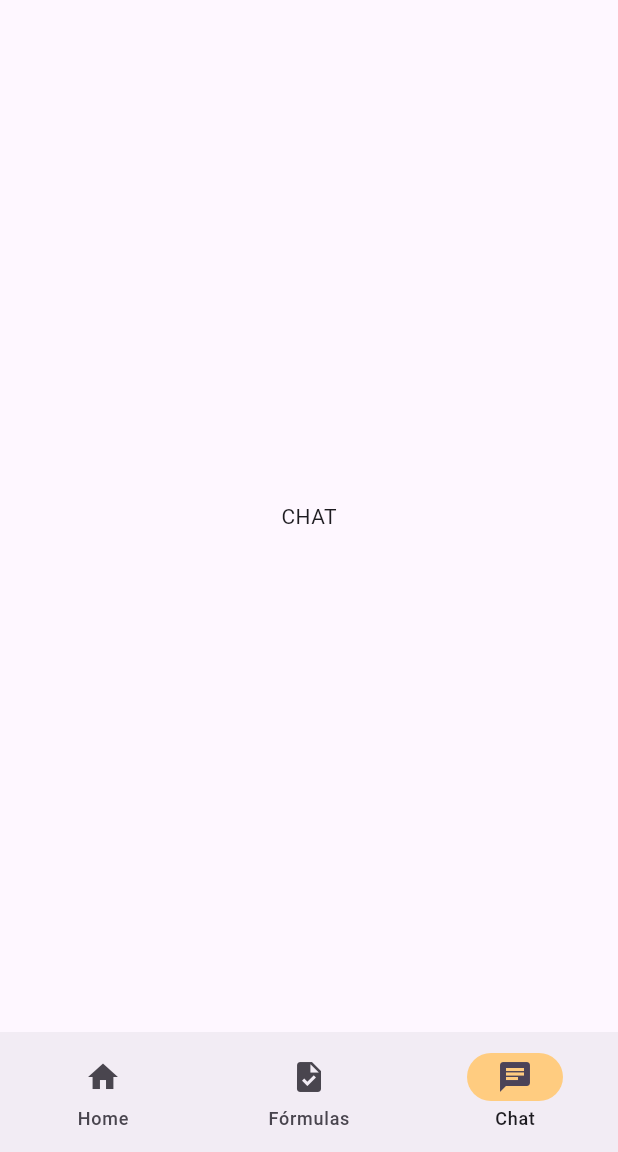
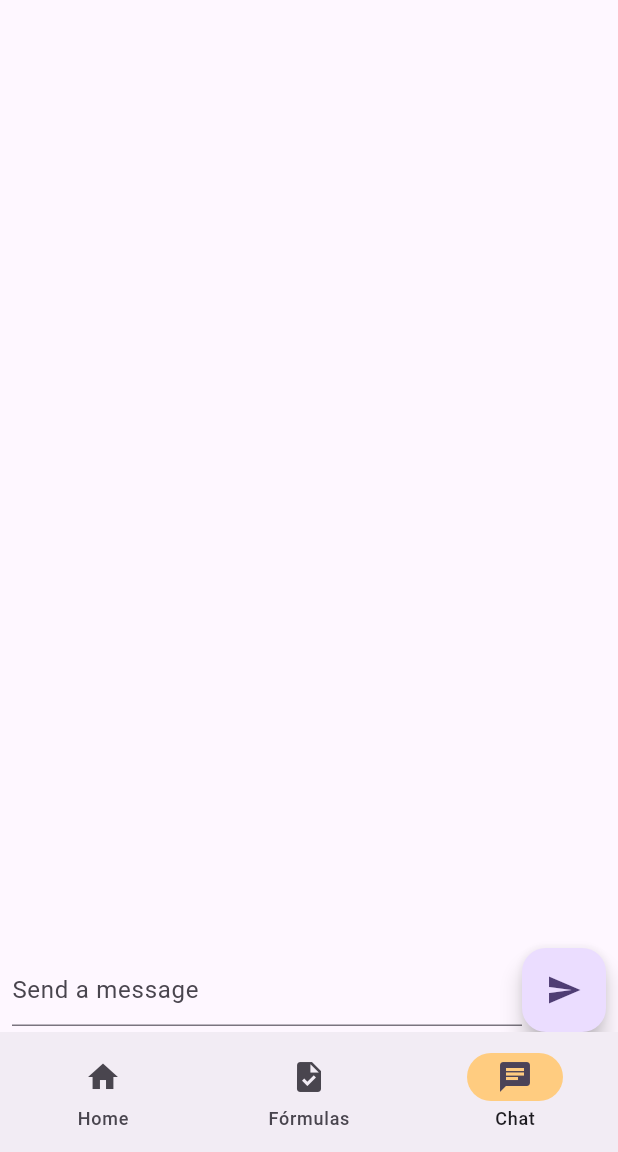
Before and after one commit to Teren91/nutrical, a Flutter app: the ChatPage screen opened directly, on a phone screen of 412 x 824 dp, the part 84-1236 px from its top. Run offline on Flutter 3.47's test engine with Material 3 defaults, Android fonts, the phone set to English and light mode, and no system bars; our stand-ins replace flutter_dotenv, lottie.

Commit message:
Generada integracion con chatGPT

```diff
--- /dev/null
+++ b/lib/domain/services/chat_gpt_service.dart
@@ -0,0 +1,34 @@
+
+import 'dart:convert';
+
+import 'package:flutter_dotenv/flutter_dotenv.dart';
+import 'package:http/http.dart' as http;
+
+class ChatGPTService {
+  final String  _apiUrl = 'https://api.openai.com/v1/engines/davinci-codex/completions';
+  final String _apiKey = dotenv.env['OPENAI_KEY']!;
+
+
+  Future<String> getResponse(String message) async
+  {
+    final response = await http.post(
+      Uri.parse(_apiUrl),
+      headers: {
+        'Content-Type': 'application/json',
+        'Authorization': 'Bearer $_apiKey'
+      },
+      body: jsonEncode({
+        'prompt': message,
+        'max_tokens': 60
+      })
+    );
+
+    if(response.statusCode == 200)
+    {
+      return jsonDecode(response.body)['choices'][0]['text'];
+    }else
+    {
+      throw Exception('Failed to load response');
+    }
+  }
+}
--- a/lib/pages/chat_page.dart
+++ b/lib/pages/chat_page.dart
@@ -1,5 +1,6 @@
 import 'package:flutter/foundation.dart';
 import 'package:flutter/material.dart';
+import 'package:nutrical/domain/services/chat_gpt_service.dart';
 import 'package:nutrical/widgets/navigation_bar.dart';
 
 class ChatPage extends StatefulWidget {
@@ -12,6 +13,23 @@ class ChatPage extends StatefulWidget {
 }
 
 class _ChatPageState extends State<ChatPage> {
+  final List<String> _messages = [];
+  final TextEditingController _textController = TextEditingController();
+
+  void _handleSubmitted(String text) async {
+    if(text.isEmpty) return;
+
+    _textController.clear();
+    setState(() {
+      _messages.add('User: $text');
+    });
+
+    final String response = await ChatGPTService().getResponse(text);
+    setState(() {
+      _messages.add('ChatGPT: $response');
+    });
+  }
+
   @override
   Widget build(BuildContext context) {
     return Scaffold(
@@ -19,8 +37,35 @@ class _ChatPageState extends State<ChatPage> {
         backgroundColor: Theme.of(context).colorScheme.inversePrimary,
         title: Text(widget.title),
       ),
-      body:
-        const Center(child: Text('CHAT')),
+      body: Column(
+        children: [
+          Expanded(
+            child: ListView.builder(
+              itemCount: _messages.length,
+              itemBuilder: (context, index) =>
+                  ListTile(title: Text(_messages[index])),
+            ),
+          ),
+          Container(
+            margin: const EdgeInsets.symmetric(horizontal: 8.0),
+            child: Row(
+              children: [
+                Expanded(
+                  child: TextField(
+                    controller: _textController,
+                    decoration:
+                        const InputDecoration(hintText: 'Send a message'),
+                  ),
+                ),
+                FloatingActionButton(
+                  onPressed: () => _handleSubmitted(_textController.text),
+                  child: const Icon(Icons.send),
+                ),
+              ],
+            ),
+          ),
+        ],
+      ),
       bottomNavigationBar: NavigationBarMain(
         currentPageIndex: 2,
         isTablet: kIsWeb,
```
Also changed, not shown: lib/main.dart (+5 -2 lines), pubspec.yaml (+5 -17 lines), lib/widgets/heigth_form_tablet.dart (line endings or trailing spaces), pubspec.lock. Lines whose indentation alone changed are shown as unchanged.
